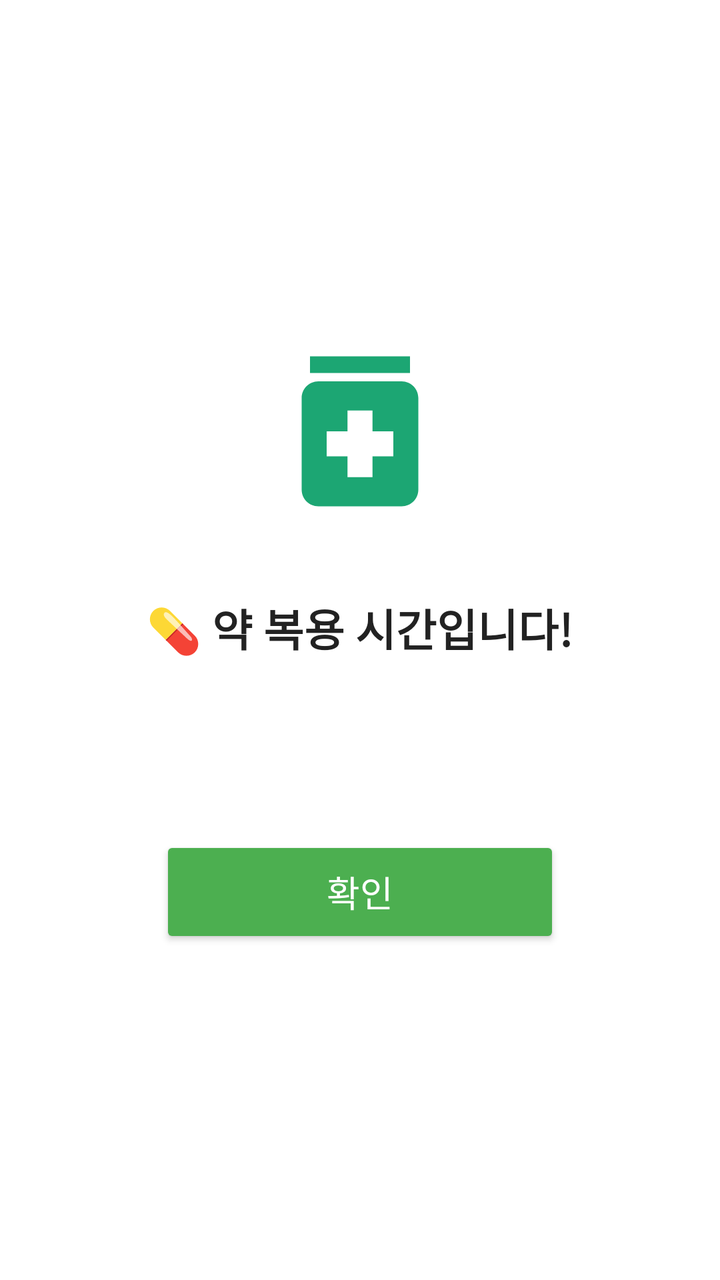
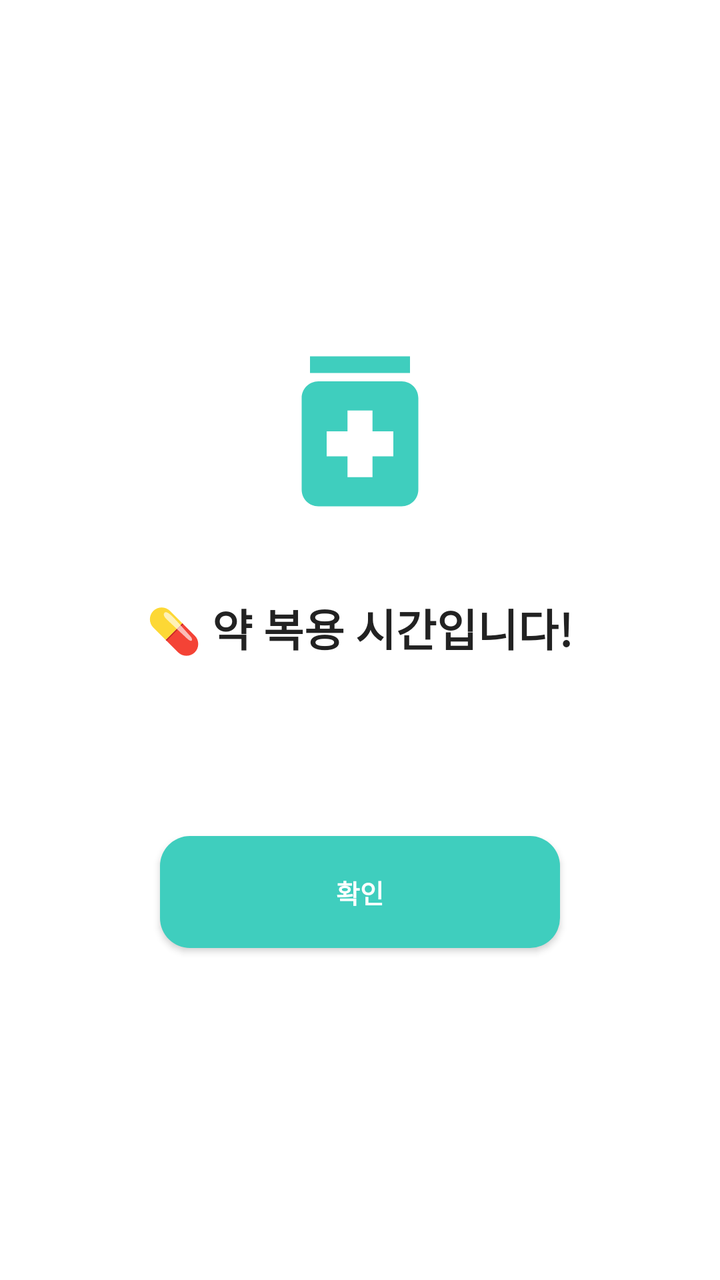

Two renders of the same Android screen: before a commit and after it. Below are the layout's source before the change and the commit's diff.
<!-- AndroidManifest.xml: application theme Theme.Mariwoo -->
<!-- res/layout/activity_alarm.xml -->
<?xml version="1.0" encoding="utf-8"?>
<LinearLayout xmlns:android="http://schemas.android.com/apk/res/android"
    android:id="@+id/main"
    android:layout_width="match_parent"
    android:layout_height="match_parent"
    android:orientation="vertical"
    android:gravity="center"
    android:padding="32dp"
    android:background="#FFFFFF">

    
    <ImageView
        android:layout_width="100dp"
        android:layout_height="100dp"
        android:src="@drawable/icon_medicine"
        android:layout_marginBottom="32dp" />

    
    <TextView
        android:id="@+id/alarmActivity_text_title"
        android:layout_width="wrap_content"
        android:layout_height="wrap_content"
        android:text="💊 약 복용 시간입니다!"
        android:textSize="22sp"
        android:textStyle="bold"
        android:textColor="#222222"
        android:layout_marginBottom="16dp" />

    
    <TextView
        android:id="@+id/alarmActivity_text_info"
        android:layout_width="wrap_content"
        android:layout_height="wrap_content"
        android:textSize="18sp"
        android:textColor="#555555"
        android:gravity="center"
        android:lineSpacingExtra="6dp"
        android:layout_marginBottom="48dp" />

    
    <androidx.appcompat.widget.AppCompatButton
        android:id="@+id/alarmActivity_button_confirm"
        android:layout_width="200dp"
        android:layout_height="56dp"
        android:text="확인"
        android:textSize="18sp"
        android:textColor="#FFFFFF"
        android:backgroundTint="#4CAF50" />

</LinearLayout>
<!-- resources referenced by this layout -->
<resources>
  <!-- drawable icon_medicine (drawable) -->
  <vector xmlns:android="http://schemas.android.com/apk/res/android" android:height="24dp" android:tint="#1CA673" android:viewportHeight="24" android:viewportWidth="24" android:width="24dp">
        
      <path android:fillColor="@android:color/white" android:pathData="M6,3h12v2h-12z"/>
        
      <path android:fillColor="@android:color/white" android:pathData="M17,6H7C5.9,6 5,6.9 5,8v11c0,1.1 0.9,2 2,2h10c1.1,0 2,-0.9 2,-2V8C19,6.9 18.1,6 17,6zM16,15h-2.5v2.5h-3V15H8v-3h2.5V9.5h3V12H16V15z"/>
      
  </vector>
  <style name="Theme.Mariwoo" parent="Theme.Material3.DayNight.NoActionBar">
          
          <item name="colorPrimary">@color/mariwoo_theme</item>
          <item name="colorPrimaryVariant">@color/mariwoo_theme</item>
          <item name="colorOnPrimary">@color/white</item>
          
          <item name="colorSecondary">@color/teal_200</item>
          <item name="colorSecondaryVariant">@color/teal_700</item>
          <item name="colorOnSecondary">@color/black</item>
          
          <item name="android:statusBarColor">@color/mariwoo_theme</item>
          
  
  
          
          <item name="windowNoTitle">true</item>
          <item name="windowSplashScreenBackground">@color/mariwoo_theme</item>
  
  
      </style>
  <color name="mariwoo_theme">#3FCEBE</color>
  <color name="white">#FFFFFFFF</color>
  <color name="teal_200">#FF03DAC5</color>
  <color name="teal_700">#FF018786</color>
  <color name="black">#FF000000</color>
</resources>

<!-- the commit's change to res/layout/activity_alarm.xml (unified diff, before → after) -->
@@ -1,5 +1,6 @@
 <?xml version="1.0" encoding="utf-8"?>
 <LinearLayout xmlns:android="http://schemas.android.com/apk/res/android"
+    xmlns:app="http://schemas.android.com/apk/res-auto"
     android:id="@+id/main"
     android:layout_width="match_parent"
     android:layout_height="match_parent"
@@ -13,7 +14,8 @@
         android:layout_width="100dp"
         android:layout_height="100dp"
         android:src="@drawable/icon_medicine"
-        android:layout_marginBottom="32dp" />
+        android:layout_marginBottom="32dp"
+        app:tint="@color/theme_color" />
 
     
     <TextView
@@ -43,8 +45,8 @@
         android:layout_width="200dp"
         android:layout_height="56dp"
         android:text="확인"
-        android:textSize="18sp"
-        android:textColor="#FFFFFF"
-        android:backgroundTint="#4CAF50" />
+        style="@style/add_btn"
+        android:background="@drawable/button_radius15_bg_theme"/>
+
 
 </LinearLayout>
<!-- resource entries referenced after the edit -->
@@ -1,5 +1,14 @@
 <!-- resources referenced by this layout -->
 <resources>
+  <color name="theme_color">#3FCEBE</color>
+  <!-- drawable button_radius15_bg_theme (drawable) -->
+  <?xml version="1.0" encoding="utf-8"?>
+  <shape xmlns:android="http://schemas.android.com/apk/res/android"
+      android:shape="rectangle">
+      <solid android:color="@color/theme_color"/>
+      <corners
+          android:radius="15dp"/>
+  </shape>
   <!-- drawable icon_medicine (drawable) -->
   <vector xmlns:android="http://schemas.android.com/apk/res/android" android:height="24dp" android:tint="#1CA673" android:viewportHeight="24" android:viewportWidth="24" android:width="24dp">
         
@@ -8,6 +17,11 @@
       <path android:fillColor="@android:color/white" android:pathData="M17,6H7C5.9,6 5,6.9 5,8v11c0,1.1 0.9,2 2,2h10c1.1,0 2,-0.9 2,-2V8C19,6.9 18.1,6 17,6zM16,15h-2.5v2.5h-3V15H8v-3h2.5V9.5h3V12H16V15z"/>
       
   </vector>
+  <style name="add_btn">
+          <item name="android:textColor">@color/white</item>
+          <item name="android:textSize">13dp</item>
+          <item name="android:textStyle">bold</item>
+      </style>
   <style name="Theme.Mariwoo" parent="Theme.Material3.DayNight.NoActionBar">
           
           <item name="colorPrimary">@color/mariwoo_theme</item>
